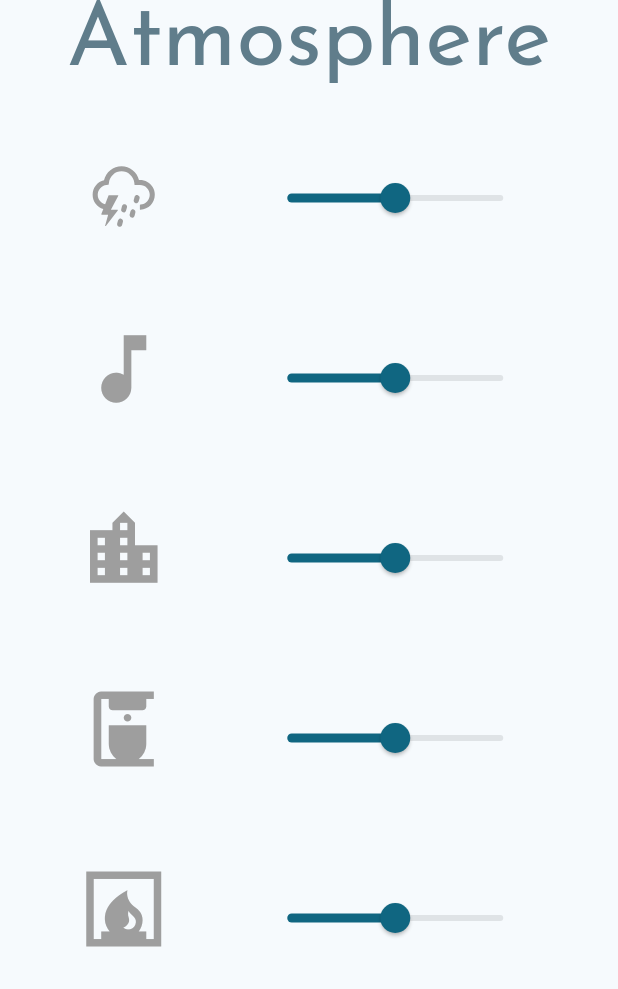
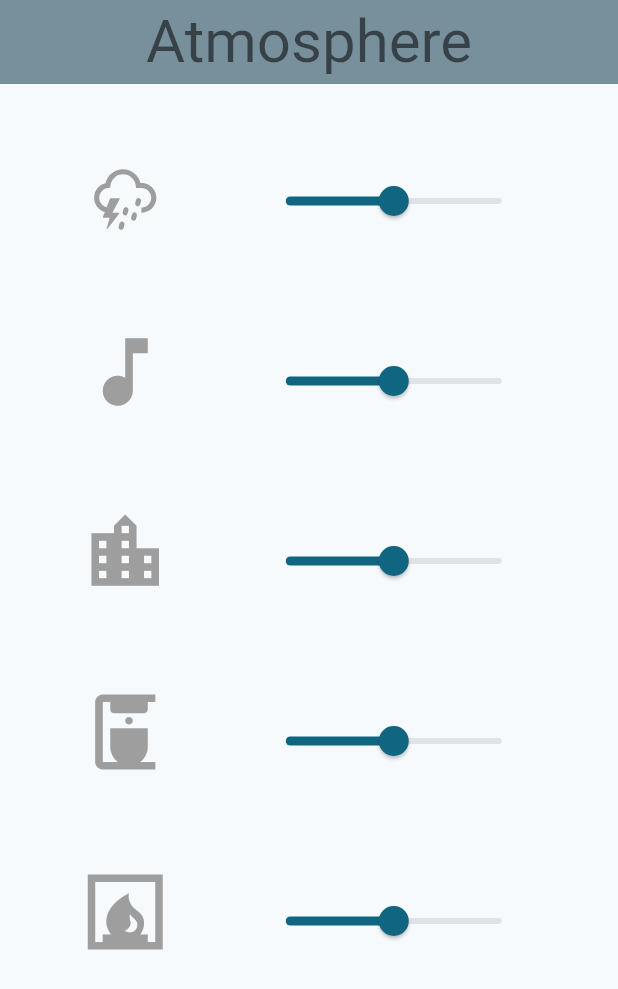
Before and after one commit to leksidev/atmosphere_app, a Flutter app: the screen it shows after launch, on a phone screen of 412 x 824 dp. Shown: the top 989 px of the screen. Run offline on Flutter 3.47's test engine with Material 2 defaults, Android fonts, the phone set to English and light mode, and no system bars; our stand-ins replace audioplayers, google_fonts, weather_icons.

Commit message:
refactor: change icon and refactor welcome_screen code

```diff
--- a/lib/components/sound_widget.dart
+++ b/lib/components/sound_widget.dart
@@ -10,7 +10,7 @@ class SoundWidget extends StatelessWidget {
       : super(key: key);
 
   final VoidCallback onPress;
-  final Icon icon;
+  final Widget icon;
   final double volumeValue;
   final Function(double) volumeOnChanged;
 
--- a/lib/main.dart
+++ b/lib/main.dart
@@ -1,5 +1,6 @@
 import 'package:flutter/material.dart';
 import 'package:atmosphere/screens/welcome_screen.dart';
+import 'package:google_fonts/google_fonts.dart';
 
 void main() {
   runApp(const AtmosphereApp());
@@ -12,7 +13,10 @@ class AtmosphereApp extends StatelessWidget {
   Widget build(BuildContext context) {
     return MaterialApp(
       theme: ThemeData(
-          useMaterial3: true, colorSchemeSeed: Colors.blueGrey.shade400),
+          textTheme: GoogleFonts.montserratSubrayadaTextTheme(),
+          visualDensity: VisualDensity.adaptivePlatformDensity,
+          useMaterial3: true,
+          colorSchemeSeed: Colors.blueGrey.shade400),
       home: const WelcomeScreen(),
       initialRoute: WelcomeScreen.id,
       routes: {
--- a/lib/screens/welcome_screen.dart
+++ b/lib/screens/welcome_screen.dart
@@ -1,6 +1,6 @@
 import 'package:flutter/material.dart';
 import 'package:atmosphere/components/sound_widget.dart';
-import 'package:atmosphere/constants.dart';
+import 'package:atmosphere/soundDataCatalogue.dart';
 
 class WelcomeScreen extends StatefulWidget {
   const WelcomeScreen({Key? key}) : super(key: key);
@@ -12,42 +12,42 @@ class WelcomeScreen extends StatefulWidget {
 }
 
 class _WelcomeScreenState extends State<WelcomeScreen> {
+  static const kIconSize = 60.0;
+  static const kIconSelectedColor = Colors.blueAccent;
+  static const kIconPrimaryColor = Colors.grey;
+
   @override
   Widget build(BuildContext context) {
     return Scaffold(
+      extendBody: true,
       appBar: AppBar(
+        backgroundColor: Colors.blueGrey.shade400,
         centerTitle: true,
         title: const Text('Atmosphere'),
-        titleTextStyle: const TextStyle(
-          fontFamily: 'JosefinSans',
-          color: Colors.blueGrey,
-          fontSize: 60.0,
-        ),
+        titleTextStyle: const TextStyle(fontSize: 40.0, color: Colors.black54),
       ),
-      body: Padding(
-        padding: const EdgeInsets.symmetric(vertical: 10.0, horizontal: 10.0),
-        child: Column(
+      body: SafeArea(
+        minimum: const EdgeInsets.all(12.0),
+        child: ListView(
           children: <Widget>[
             SoundWidget(
               onPress: () {
                 setState(
                   () {
-                    catalogSounds['Storm']?.isSoundPlayNow =
-                        !catalogSounds['Storm']!.isSoundPlayNow;
-                    catalogSounds['Storm']?.playSound();
+                    catalogueSounds['Storm']?.playbackControl();
                   },
                 );
               },
-              icon: Icon(catalogSounds['Storm']?.icon,
-                  size: 60.0,
-                  color: catalogSounds['Storm']!.isSoundPlayNow
-                      ? Colors.red
-                      : Colors.grey),
-              volumeValue: catalogSounds['Storm']!.currentSoundVolume,
+              icon: Icon(catalogueSounds['Storm']?.icon,
+                  size: kIconSize,
+                  color: catalogueSounds['Storm']!.isSoundPlayNow
+                      ? kIconSelectedColor
+                      : kIconPrimaryColor),
+              volumeValue: catalogueSounds['Storm']!.currentSoundVolume,
               volumeOnChanged: (double value) {
                 setState(() {
-                  catalogSounds['Storm']!.currentSoundVolume = value;
-                  catalogSounds['Storm']!.setVolume();
+                  catalogueSounds['Storm']!.currentSoundVolume = value;
+                  catalogueSounds['Storm']!.setVolume();
                 });
               },
             ),
@@ -55,22 +55,20 @@ class _WelcomeScreenState extends State<WelcomeScreen> {
               onPress: () {
                 setState(
                   () {
-                    catalogSounds['Birds']?.isSoundPlayNow =
-                        !catalogSounds['Birds']!.isSoundPlayNow;
-                    catalogSounds['Birds']?.playSound();
+                    catalogueSounds['Birds']?.playbackControl();
                   },
                 );
               },
-              icon: Icon(catalogSounds['Birds']?.icon,
-                  size: 60.0,
-                  color: catalogSounds['Birds']!.isSoundPlayNow
-                      ? Colors.red
-                      : Colors.grey),
-              volumeValue: catalogSounds['Birds']!.currentSoundVolume,
+              icon: Icon(catalogueSounds['Birds']?.icon,
+                  size: kIconSize,
+                  color: catalogueSounds['Birds']!.isSoundPlayNow
+                      ? kIconSelectedColor
+                      : kIconPrimaryColor),
+              volumeValue: catalogueSounds['Birds']!.currentSoundVolume,
               volumeOnChanged: (double value) {
                 setState(() {
-                  catalogSounds['Birds']!.currentSoundVolume = value;
-                  catalogSounds['Birds']!.setVolume();
+                  catalogueSounds['Birds']!.currentSoundVolume = value;
+                  catalogueSounds['Birds']!.setVolume();
                 });
               },
             ),
@@ -78,22 +76,20 @@ class _WelcomeScreenState extends State<WelcomeScreen> {
               onPress: () {
                 setState(
                   () {
-                    catalogSounds['City']?.isSoundPlayNow =
-                        !catalogSounds['City']!.isSoundPlayNow;
-                    catalogSounds['City']?.playSound();
+                    catalogueSounds['City']?.playbackControl();
                   },
                 );
               },
-              icon: Icon(catalogSounds['City']?.icon,
-                  size: 60.0,
-                  color: catalogSounds['City']!.isSoundPlayNow
-                      ? Colors.red
-                      : Colors.grey),
-              volumeValue: catalogSounds['City']!.currentSoundVolume,
+              icon: Icon(catalogueSounds['City']?.icon,
+                  size: kIconSize,
+                  color: catalogueSounds['City']!.isSoundPlayNow
+                      ? kIconSelectedColor
+                      : kIconPrimaryColor),
+              volumeValue: catalogueSounds['City']!.currentSoundVolume,
               volumeOnChanged: (double value) {
                 setState(() {
-                  catalogSounds['City']!.currentSoundVolume = value;
-                  catalogSounds['City']!.setVolume();
+                  catalogueSounds['City']!.currentSoundVolume = value;
+                  catalogueSounds['City']!.setVolume();
                 });
               },
             ),
@@ -101,22 +97,20 @@ class _WelcomeScreenState extends State<WelcomeScreen> {
               onPress: () {
                 setState(
                   () {
-                    catalogSounds['Coffee-shop']?.isSoundPlayNow =
-                        !catalogSounds['Coffee-shop']!.isSoundPlayNow;
-                    catalogSounds['Coffee-shop']?.playSound();
+                    catalogueSounds['Coffee-shop']?.playbackControl();
                   },
                 );
               },
-              icon: Icon(catalogSounds['Coffee-shop']?.icon,
-                  size: 60.0,
-                  color: catalogSounds['Coffee-shop']!.isSoundPlayNow
-                      ? Colors.red
-                      : Colors.grey),
-              volumeValue: catalogSounds['Coffee-shop']!.currentSoundVolume,
+              icon: Icon(catalogueSounds['Coffee-shop']?.icon,
+                  size: kIconSize,
+                  color: catalogueSounds['Coffee-shop']!.isSoundPlayNow
+                      ? kIconSelectedColor
+                      : kIconPrimaryColor),
+              volumeValue: catalogueSounds['Coffee-shop']!.currentSoundVolume,
               volumeOnChanged: (double value) {
                 setState(() {
-                  catalogSounds['Coffee-shop']!.currentSoundVolume = value;
-                  catalogSounds['Coffee-shop']!.setVolume();
+                  catalogueSounds['Coffee-shop']!.currentSoundVolume = value;
+                  catalogueSounds['Coffee-shop']!.setVolume();
                 });
               },
             ),
@@ -124,22 +118,20 @@ class _WelcomeScreenState extends State<WelcomeScreen> {
               onPress: () {
                 setState(
                   () {
-                    catalogSounds['Fireplace']?.isSoundPlayNow =
-                        !catalogSounds['Fireplace']!.isSoundPlayNow;
-                    catalogSounds['Fireplace']?.playSound();
+                    catalogueSounds['Fireplace']?.playbackControl();
                   },
                 );
               },
-              icon: Icon(catalogSounds['Fireplace']?.icon,
-                  size: 60.0,
-                  color: catalogSounds['Fireplace']!.isSoundPlayNow
-                      ? Colors.red
-                      : Colors.grey),
-              volumeValue: catalogSounds['Fireplace']!.currentSoundVolume,
+              icon: Icon(catalogueSounds['Fireplace']?.icon,
+                  size: kIconSize,
+                  color: catalogueSounds['Fireplace']!.isSoundPlayNow
+                      ? kIconSelectedColor
+                      : kIconPrimaryColor),
+              volumeValue: catalogueSounds['Fireplace']!.currentSoundVolume,
               volumeOnChanged: (double value) {
                 setState(() {
-                  catalogSounds['Fireplace']!.currentSoundVolume = value;
-                  catalogSounds['Fireplace']!.setVolume();
+                  catalogueSounds['Fireplace']!.currentSoundVolume = value;
+                  catalogueSounds['Fireplace']!.setVolume();
                 });
               },
             ),
--- a/lib/constants.dart
+++ b/lib/soundDataCatalogue.dart
@@ -2,10 +2,13 @@ import 'package:atmosphere/components/sound.dart';
 import 'package:flutter/material.dart';
 import 'package:weather_icons/weather_icons.dart';
 
-Map<String, Sound> catalogSounds = {
+const kIconSize = 60.0;
+
+Map<String, Sound> catalogueSounds = {
   'Storm': Sound(
-      link: 'audio/data_resources_sounds_storm.ogg',
-      icon: WeatherIcons.storm_showers),
+    link: 'audio/data_resources_sounds_storm.ogg',
+    icon: WeatherIcons.storm_showers,
+  ),
   'Birds': Sound(
       link: 'audio/data_resources_sounds_birds.ogg', icon: Icons.music_note),
   'City': Sound(
--- a/pubspec.yaml
+++ b/pubspec.yaml
@@ -22,6 +22,7 @@ dependencies:
   cupertino_icons: ^1.0.2
   weather_icons: ^3.0.0
   audioplayers: ^3.0.1
+  google_fonts: ^4.0.3
 
 dev_dependencies:
   flutter_test:
```
Also changed, not shown: lib/components/sound.dart (+6 -4 lines), pubspec.lock, 5 other files.
